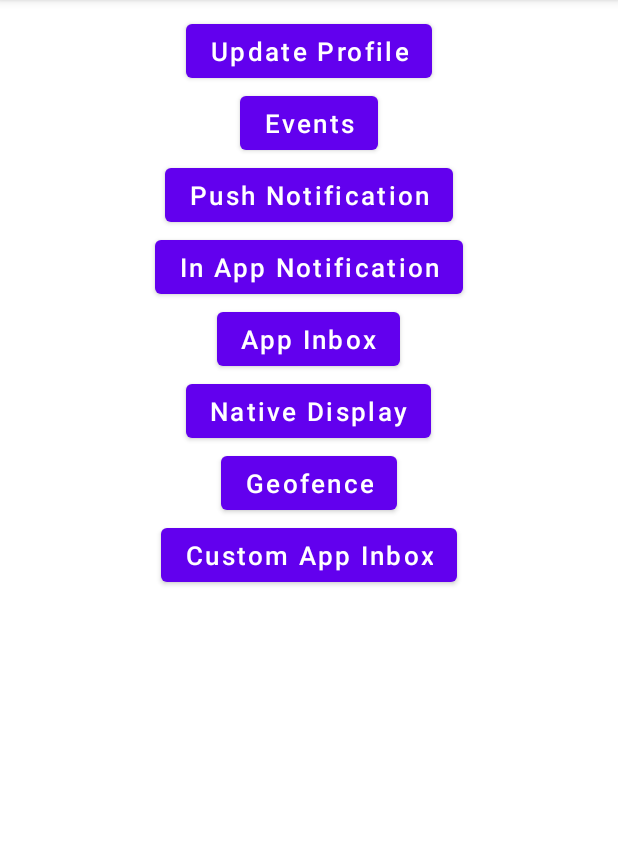
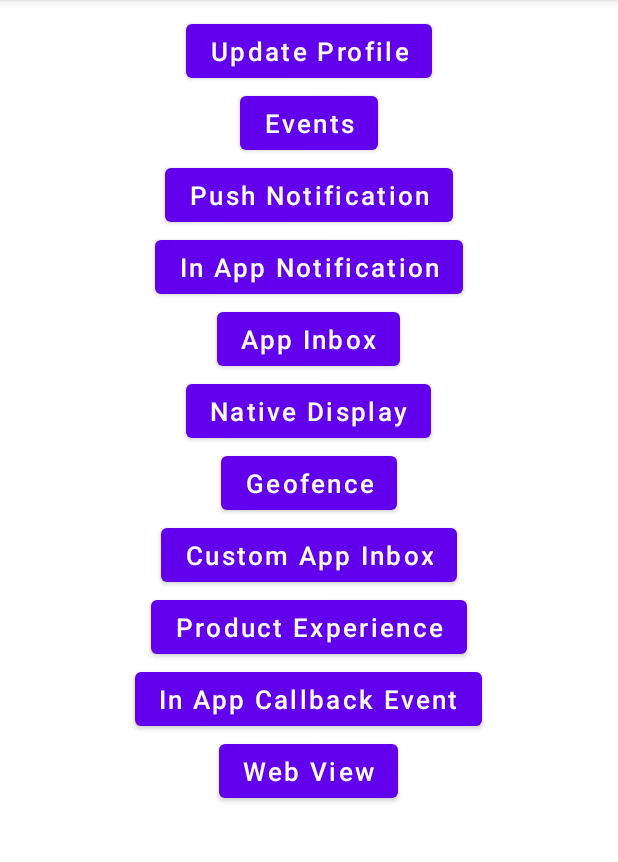
Before and after one commit to Karthik-CT/clevertap-android-integration, an Android app: the screen it shows after launch (MainActivity), on a phone screen of 412 x 824 dp, the part 84-946 px from its top. Run offline under Robolectric (Android 15) with nearby library versions, the phone set to English and light mode, and no system bars; libraries missing offline, so code that uses them is left out: com.clevertap.android; 19 statements that could not run were skipped.

Commit message:
Product Experience, In App Callbacks and WebView added.

```diff
--- a/app/src/main/AndroidManifest.xml
+++ b/app/src/main/AndroidManifest.xml
@@ -18,6 +18,9 @@
         android:roundIcon="@mipmap/ic_launcher_round"
         android:supportsRtl="true"
         android:theme="@style/Theme.IntegrationSDKTest">
+        <activity
+            android:name=".WebViewActivity"
+            android:exported="false" />
         <activity
             android:name=".CustomAppInboxActivity"
             android:exported="false" />
--- a/app/src/main/res/layout/activity_main.xml
+++ b/app/src/main/res/layout/activity_main.xml
@@ -76,7 +76,6 @@
         android:textAllCaps="false"
         android:textSize="17sp" />
 
-
     <Button
         android:id="@+id/custom_app_inbox"
         android:layout_width="wrap_content"
@@ -87,4 +86,34 @@
         android:textAllCaps="false"
         android:textSize="17sp" />
 
+    <Button
+        android:id="@+id/product_exp"
+        android:layout_width="wrap_content"
+        android:layout_height="wrap_content"
+        android:layout_below="@id/custom_app_inbox"
+        android:layout_centerHorizontal="true"
+        android:text="Product Experience"
+        android:textAllCaps="false"
+        android:textSize="17sp" />
+
+    <Button
+        android:id="@+id/inapp_callback"
+        android:layout_width="wrap_content"
+        android:layout_height="wrap_content"
+        android:layout_below="@id/product_exp"
+        android:layout_centerHorizontal="true"
+        android:text="In App Callback Event"
+        android:textAllCaps="false"
+        android:textSize="17sp" />
+
+    <Button
+        android:id="@+id/web_view"
+        android:layout_width="wrap_content"
+        android:layout_height="wrap_content"
+        android:layout_below="@id/inapp_callback"
+        android:layout_centerHorizontal="true"
+        android:text="Web View"
+        android:textAllCaps="false"
+        android:textSize="17sp" />
+
 </RelativeLayout>
```
Also changed, not shown: app/src/main/java/com/project/integrationsdk/MainActivity.kt (+84 -4 lines), app/src/main/java/com/project/integrationsdk/WebViewActivity.kt (added, +34 -0 lines), app/src/main/res/layout/activity_web_view.xml (added, +15 -0 lines), app/src/main/res/xml/product_config.xml (added, +15 -0 lines), 1 other file.
